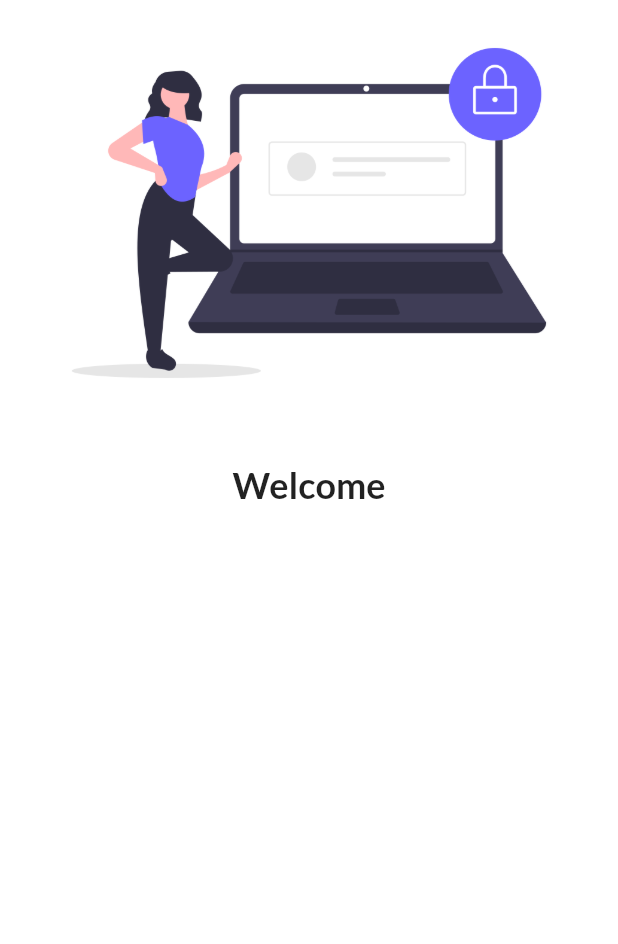
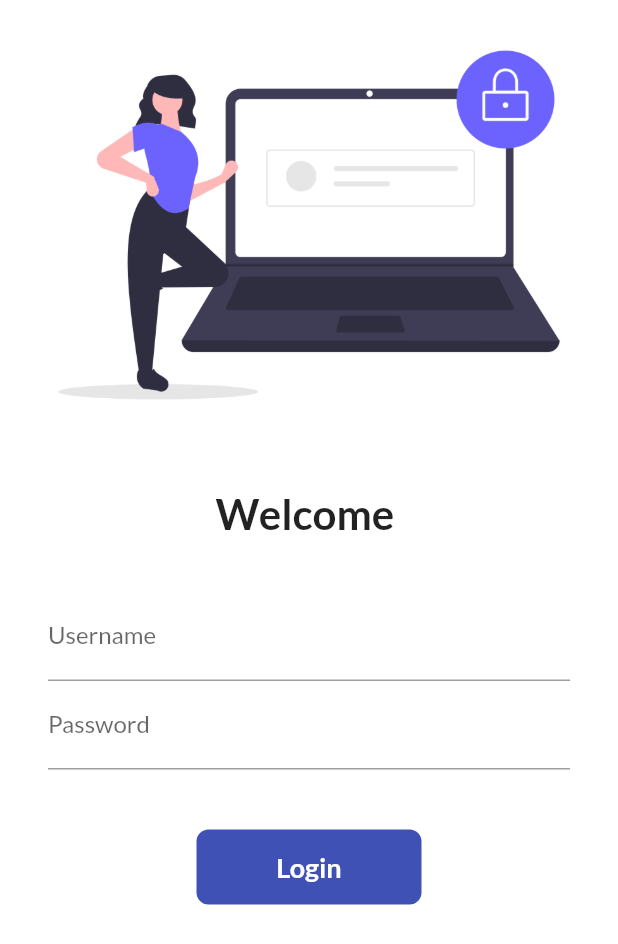
Before and after one commit to gvjkumar2004/Catalog-app, a Flutter app: the screen it shows after launch, on a phone screen of 412 x 824 dp. Shown: the top 944 px of the screen. Run offline on Flutter 3.47's test engine with Material 2 defaults, Android fonts, the phone set to English and light mode, and no system bars; our stand-ins replace google_fonts.

Commit message:
progress2 completed

```diff
--- a/lib/main.dart
+++ b/lib/main.dart
@@ -4,6 +4,7 @@ import 'package:flutter/material.dart';
 // import 'package:flutter/rendering.dart';
 import 'package:flutter_application_1/pages/home_page.dart';
 import 'package:flutter_application_1/pages/login_page.dart';
+import 'package:flutter_application_1/utils/routes.dart';
 import 'package:google_fonts/google_fonts.dart';
 
 void main() {
@@ -19,14 +20,15 @@ class MyApp extends StatelessWidget {
       // home: HomePage(),
       themeMode: ThemeMode.light,
       theme: ThemeData(
-          primarySwatch: Colors.teal,
+          primarySwatch: Colors.indigo,
           fontFamily: GoogleFonts.lato().fontFamily),
+      // debugShowCheckedModeBanner: false,this debugshowcheckedbanner removes the debug tag.....
       darkTheme: ThemeData(brightness: Brightness.dark),
-      initialRoute: "/login",
+      initialRoute: "/",
       routes: {
         "/": (context) => LoginPage(),
-        "/home": (context) => HomePage(),
-        "/login": (context) => LoginPage(),
+        MyRoutes.homeRoute: (context) => HomePage(),
+        MyRoutes.loginRoute: (context) => LoginPage(),
       },
     );
   }
--- a/lib/pages/home_page.dart
+++ b/lib/pages/home_page.dart
@@ -1,7 +1,7 @@
 import 'package:flutter/material.dart';
 
 class HomePage extends StatelessWidget {
-  final techstack = "android development";
+  final techstack = "world";
 
   @override
   Widget build(BuildContext context) {
@@ -11,7 +11,7 @@ class HomePage extends StatelessWidget {
       ),
       body: Center(
         child: Container(
-          child: Text("welcome to the world of $techstack!"),
+          child: Text("welcome to my $techstack!"),
         ),
       ),
       drawer: Drawer(),
--- a/lib/pages/login_page.dart
+++ b/lib/pages/login_page.dart
@@ -1,30 +1,114 @@
 import "package:flutter/material.dart";
+import 'package:flutter_application_1/utils/routes.dart';
 
-class LoginPage extends StatelessWidget {
+class LoginPage extends StatefulWidget {
+  @override
+  State<LoginPage> createState() => _LoginPageState();
+}
+
+class _LoginPageState extends State<LoginPage> {
+  String name = "";
+  bool changeButton = false;
+
   @override
   Widget build(BuildContext context) {
     return Material(
         color: Colors.white,
+        child: SingleChildScrollView(
           child: Column(
             children: [
               Image.asset(
                 "assets/images/login_page_pdn4.png",
                 fit: BoxFit.cover,
+                height: 300.0,
               ),
               SizedBox(
                 height: 25.0,
               ),
               Text(
-              "Welcome",
+                "Welcome $name",
                 style: TextStyle(
-                fontSize: 24,
+                  fontSize: 28,
                   fontWeight: FontWeight.bold,
                 ),
               ),
               SizedBox(
-              height: 25.0,
+                height: 20.0,
               ),
+              Padding(
+                padding: const EdgeInsets.symmetric(
+                    vertical: 16.0, horizontal: 32.0),
+                child: Column(
+                  children: [
+                    TextFormField(
+                      decoration: InputDecoration(
+                        labelText: "Username",
+                        hintText: "Enter username",
+                      ),
+                      onChanged: (value) {
+                        name = value;
+                        setState(() {});
+                      },
+                    ),
+                    TextFormField(
+                      obscureText: true,
+                      decoration: InputDecoration(
+                        hintText: "Enter password",
+                        labelText: "Password",
+                      ),
+                    ),
+                    SizedBox(
+                      height: 40.0,
+                    ),
+
+                    InkWell(
+                      onTap: () async {
+                        setState(() {
+                          changeButton = true;
+                        });
+
+                        await Future.delayed(Duration(seconds: 1));
+                        Navigator.pushNamed(context, MyRoutes.homeRoute);
+                      },
+                      child: AnimatedContainer(
+                        duration: Duration(seconds: 1),
+                        width: changeButton ? 50 : 150,
+                        height: 50,
+                        alignment: Alignment.center,
+                        child: changeButton
+                            ? Icon(
+                                Icons.done,
+                                color: Colors.white,
+                              )
+                            : Text(
+                                "Login",
+                                style: TextStyle(
+                                    color: Colors.white,
+                                    fontWeight: FontWeight.bold,
+                                    fontSize: 18),
+                              ),
+                        decoration: BoxDecoration(
+                          color: Colors.indigo,
+                          // shape: changeButton
+                          // ? BoxShape.circle
+                          // : BoxShape.rectangle,
+                          borderRadius:
+                              BorderRadius.circular(changeButton ? 50 : 8),
+                        ),
+                      ),
+                    )
+                    // ElevatedButton(
+                    //   child: Text("Login"),
+                    //   style: TextButton.styleFrom(minimumSize: Size(140, 40)),
+                    //   onPressed: () {
+                    //     Navigator.pushNamed(context, MyRoutes.homeRoute);
+                    //   },
+                    // )
                   ],
+                ),
+              )
+            ],
+          ),
         ));
   }
 }
--- /dev/null
+++ b/lib/utils/routes.dart
@@ -0,0 +1,4 @@
+class MyRoutes {
+  static String loginRoute = "/login";
+  static String homeRoute = "/home";
+}
```
Also changed, not shown: 2 other files. Lines whose indentation alone changed are shown as unchanged.
